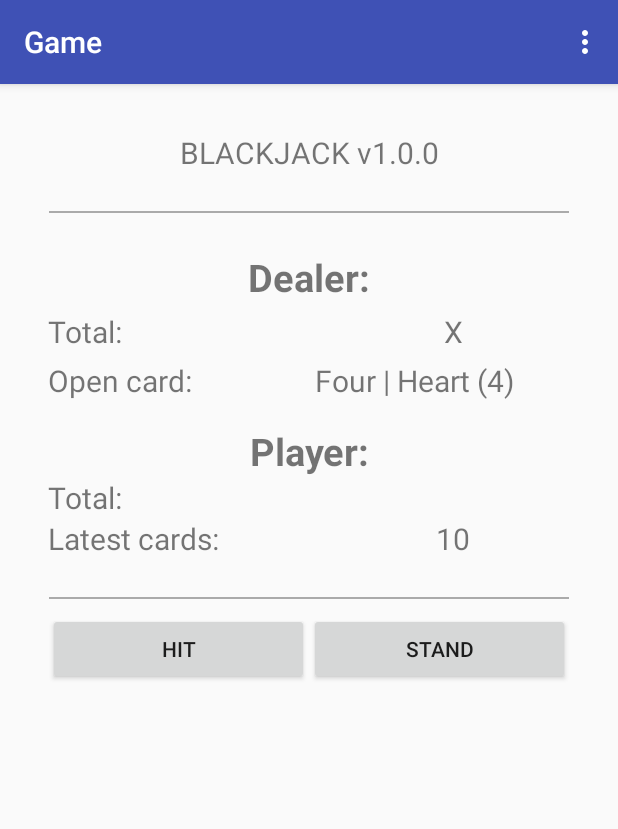
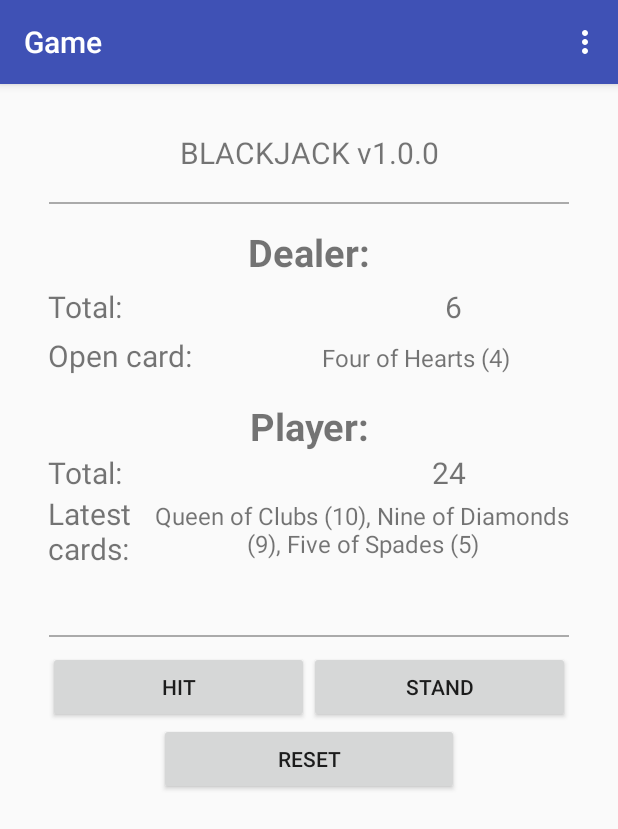
Before and after one commit to dalkofjac/Project-BlackJackApp, an Android app: the screen it shows after launch (MainActivity), after a tap on "HIT", on a phone screen of 412 x 824 dp. Shown: the top 829 px of the screen. Run offline under Robolectric (Android 15) with nearby library versions, the phone set to English and light mode, and no system bars; our stand-ins replace ButterKnife.

Commit message:
Napravljena početna verzija logike igre
- dovršena je početna verzija logike igre
- dovršena je početna verzija izgleda fragmenta igre

```diff
--- a/Project-BlackJack/app/src/main/java/com/dk/project_blackjack/fragments/GameFragment.java
+++ b/Project-BlackJack/app/src/main/java/com/dk/project_blackjack/fragments/GameFragment.java
@@ -1,6 +1,7 @@
 package com.dk.project_blackjack.fragments;
 
 import android.app.Fragment;
+import android.content.Context;
 import android.os.Bundle;
 import android.support.v7.app.AppCompatActivity;
 import android.view.LayoutInflater;
@@ -26,8 +27,15 @@ import butterknife.OnClick;
  */
 
 public class GameFragment extends Fragment {
-    private String title = "";
+    private Context con;
+    private String title;
     private ArrayList<Card> cardList = new ArrayList<Card>();
+    private CardLoader cardLoader = new CardLoader();
+    private int dealerTotalSum;
+    private int playerTotalSum;
+    private int totalNumberOfCards;
+    private int randomCard;
+    private boolean gameOverFlag;
     Random rand = new Random();
 
     @BindView(R.id.tv_dealer_new)
@@ -47,6 +55,7 @@ public class GameFragment extends Fragment {
         View view = inflater.inflate(R.layout.fragment_game,container,false);
         ButterKnife.bind(this, view);
         title = getResources().getString(R.string.game_fragment_title);
+        con = getActivity().getApplication();
 
         return view;
     }
@@ -60,27 +69,102 @@ public class GameFragment extends Fragment {
     }
 
     private void prepareTheGame(){
-        int totalNumberOfCards = 52;
-        cardList = CardLoader.loadDeck();
+        totalNumberOfCards = 52;
+        randomCard = 0;
+        cardList = cardLoader.loadDeck();
         dealer_total.setText("X");
+        playerTotalSum = 0;
+        dealerTotalSum = 0;
+        gameOverFlag = false;
 
-        int randomCard = rand.nextInt(totalNumberOfCards);
-        String dealerVisibleCard = cardList.get(randomCard).name + " | "
-                + cardList.get(randomCard).color + " ("
-                + String.valueOf(cardList.get(randomCard).value) + ")";
+        //dealer preparation
+        randomCard = rand.nextInt(totalNumberOfCards);
+        dealerTotalSum += cardList.get(randomCard).value;
+        dealer_new.setText(cardLoader.getCardFullName(cardList, randomCard));
+        cardList.remove(randomCard);
+        totalNumberOfCards--;
 
+        randomCard = rand.nextInt(totalNumberOfCards);
+        dealerTotalSum += cardList.get(randomCard).value;
         cardList.remove(randomCard);
+        totalNumberOfCards--;
 
+        //player preparation
+        randomCard = rand.nextInt(totalNumberOfCards);
+        playerTotalSum += cardList.get(randomCard).value;
+        player_new.setText(cardLoader.getCardFullName(cardList, randomCard));
+        cardList.remove(randomCard);
+        totalNumberOfCards--;
 
-        dealer_new.setText(dealerVisibleCard);
+        randomCard = rand.nextInt(totalNumberOfCards);
+        playerTotalSum += cardList.get(randomCard).value;
+        player_new.append(", " + cardLoader.getCardFullName(cardList, randomCard));
+        cardList.remove(randomCard);
+        totalNumberOfCards--;
 
-        player_total.setText("");
-        player_new.setText(String.valueOf(rand.nextInt(11)));
+        player_total.setText(String.valueOf(playerTotalSum));
+
+        if(playerTotalSum == 21){
+            Toast.makeText(con, "BlackJack! You won!", Toast.LENGTH_SHORT).show();
+            dealer_total.setText(String.valueOf(dealerTotalSum));
+            gameOverFlag = true;
+        }
 
     }
 
     @OnClick(R.id.button_hit)
     public void onButtonHitClick(){
-        Toast.makeText(getActivity().getApplicationContext(), "Hellow"+cardList.get(5).name.toString(), Toast.LENGTH_LONG).show();
+        if(gameOverFlag == true){
+            Toast.makeText(con, "Game is already over, please reset!", Toast.LENGTH_SHORT).show();
+        }
+        else{
+            randomCard = rand.nextInt(totalNumberOfCards);
+            playerTotalSum += cardList.get(randomCard).value;
+            player_new.append(", " + cardLoader.getCardFullName(cardList, randomCard));
+            cardList.remove(randomCard);
+            totalNumberOfCards--;
+
+            player_total.setText(String.valueOf(playerTotalSum));
+
+            if(playerTotalSum == 21){
+                Toast.makeText(con, "BlackJack! You won!", Toast.LENGTH_SHORT).show();
+                dealer_total.setText(String.valueOf(dealerTotalSum));
+                gameOverFlag = true;
+            }
+            else if(playerTotalSum > 21){
+                Toast.makeText(con, "You bust! You lost! Try again!", Toast.LENGTH_SHORT).show();
+                dealer_total.setText(String.valueOf(dealerTotalSum));
+                gameOverFlag = true;
+            }
+        }
+    }
+
+    @OnClick(R.id.button_stand)
+    public void onButtonStandClick(){
+        dealer_total.setText(String.valueOf(dealerTotalSum));
+        if(gameOverFlag == true){
+            Toast.makeText(con, "Game is already over, please reset!", Toast.LENGTH_SHORT).show();
+        }
+        else{
+            while(dealerTotalSum < playerTotalSum) {
+                randomCard = rand.nextInt(totalNumberOfCards);
+                dealerTotalSum += cardList.get(randomCard).value;
+                cardList.remove(randomCard);
+                totalNumberOfCards--;
+            }
+            dealer_total.setText(String.valueOf(dealerTotalSum));
+            if(dealerTotalSum > 21){
+                Toast.makeText(con, "Dealer busts! You won!", Toast.LENGTH_SHORT).show();
+            }
+            else if(dealerTotalSum <= 20 && dealerTotalSum >= playerTotalSum){
+                Toast.makeText(con, "Dealer wins! You lost! Try again!", Toast.LENGTH_SHORT).show();
+            }
+        }
+        gameOverFlag = true;
+    }
+    @OnClick(R.id.button_reset)
+    public void onButtonResetClick(){
+        prepareTheGame();
+        gameOverFlag = false;
     }
 }
--- a/Project-BlackJack/app/src/main/java/com/dk/project_blackjack/logic/CardLoader.java
+++ b/Project-BlackJack/app/src/main/java/com/dk/project_blackjack/logic/CardLoader.java
@@ -7,7 +7,7 @@ import java.util.ArrayList;
  */
 
 public class CardLoader {
-    public static ArrayList<Card> loadDeck(){
+    public ArrayList<Card> loadDeck(){
         ArrayList<Card> tempList = new ArrayList<Card>();
         Card card;
 
@@ -176,4 +176,11 @@ public class CardLoader {
 
         return tempList;
     }
+    public String getCardFullName(ArrayList<Card> cardList, int cardPosition){
+        String cardFullName;
+        cardFullName = cardList.get(cardPosition).name + " of "
+                + cardList.get(cardPosition).color + "s" + " ("
+                + String.valueOf(cardList.get(cardPosition).value) + ")";
+        return cardFullName;
+    }
 }
--- a/Project-BlackJack/app/src/main/res/layout/fragment_game.xml
+++ b/Project-BlackJack/app/src/main/res/layout/fragment_game.xml
@@ -21,7 +21,7 @@
             android:textAlignment="center"
             android:textSize="20sp"
             android:layout_marginTop="16dp"
-            android:layout_marginBottom="16dp" />
+            android:layout_marginBottom="10dp" />
 
         <ImageView
             android:layout_height="20dp"
@@ -37,8 +37,8 @@
         android:layout_width="match_parent"
         android:layout_height="wrap_content"
         android:id="@+id/midLayout"
-        android:layout_marginTop="16dp"
-        android:layout_marginBottom="16dp">
+        android:layout_marginTop="5dp"
+        android:layout_marginBottom="5dp">
 
         <TextView
             android:text="@string/dealer_1"
@@ -97,7 +97,7 @@
                 android:layout_height="wrap_content"
                 android:id="@+id/tv_dealer_new"
                 android:layout_weight="0.5"
-                android:textSize="20sp"
+                android:textSize="16sp"
                 android:textAlignment="center" />
 
         </LinearLayout>
@@ -157,13 +157,14 @@
             <TextView
                 android:text="@string/player_new"
                 android:layout_width="wrap_content"
-                android:layout_height="wrap_content"
                 android:id="@+id/tV_player_new"
                 android:layout_weight="0.5"
-                android:textSize="20sp"
-                android:textAlignment="center" />
+                android:textSize="16sp"
+                android:textAlignment="center"
+                android:layout_height="80dp" />
 
         </LinearLayout>
+
     </LinearLayout>
 
     <LinearLayout
@@ -182,7 +183,7 @@
         <LinearLayout
             android:orientation="horizontal"
             android:layout_width="match_parent"
-            android:layout_height="match_parent"
+            android:layout_height="wrap_content"
             android:id="@+id/buttonsLayout">
 
             <Button
@@ -200,5 +201,19 @@
                 android:layout_weight="1" />
         </LinearLayout>
 
+        <LinearLayout
+            android:orientation="vertical"
+            android:layout_width="match_parent"
+            android:layout_height="match_parent"
+            android:id="@+id/buttonsLayout_2">
+
+            <Button
+                android:text="@string/game_reset"
+                android:layout_height="wrap_content"
+                android:id="@+id/button_reset"
+                android:layout_width="200dp"
+                android:layout_gravity="center" />
+        </LinearLayout>
+
     </LinearLayout>
 </LinearLayout>
--- a/Project-BlackJack/app/src/main/res/values/strings.xml
+++ b/Project-BlackJack/app/src/main/res/values/strings.xml
@@ -18,4 +18,5 @@
     <string name="player_new">3</string>
     <string name="game_hit">Hit</string>
     <string name="game_stand">Stand</string>
+    <string name="game_reset">Reset</string>
 </resources>
```
